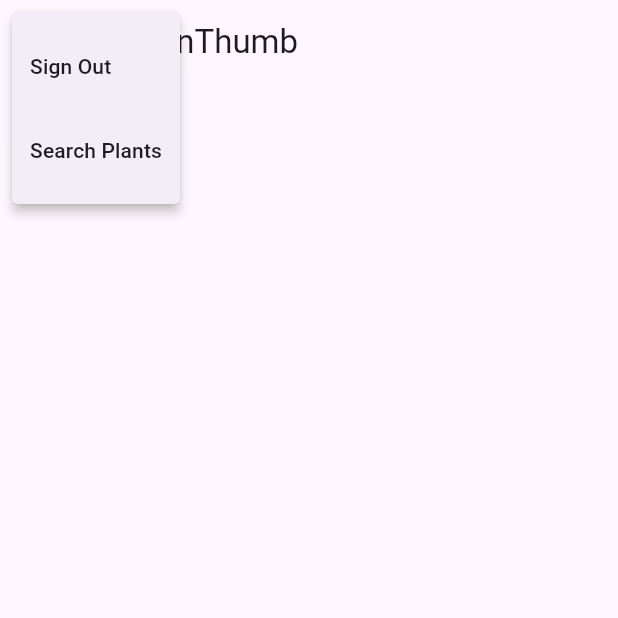
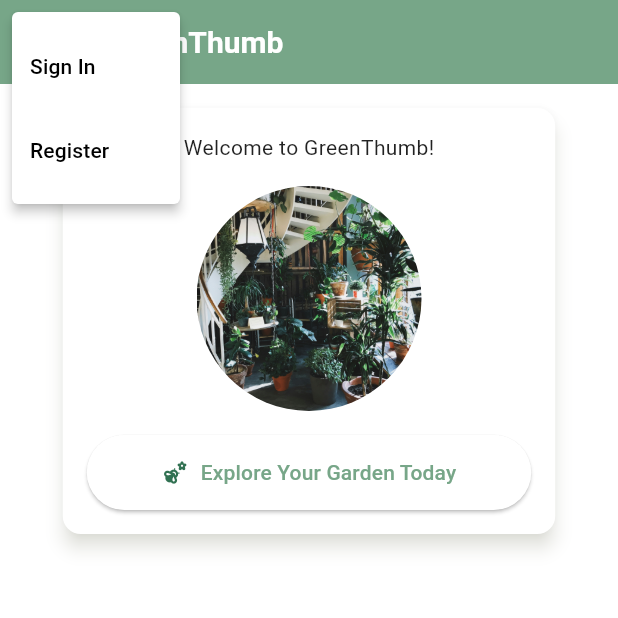
Before and after one commit to Probablymegs/GreenThumb, a Flutter app: the screen it shows after launch, after a tap on the "menu" icon, on a phone screen of 412 x 824 dp, the top half of it. Run offline on Flutter 3.47's test engine with Material 3 defaults, Android fonts, the phone set to English and light mode, and no system bars; our stand-ins replace cloud_firestore, firebase_auth, firebase_core, flutter_dotenv, flutter_local_notifications; accounts and stored records are empty.

Commit message:
added water schedule functionality, finalized the app

```diff
--- a/green_thumb/lib/main.dart
+++ b/green_thumb/lib/main.dart
@@ -1,11 +1,14 @@
 import 'package:firebase_auth/firebase_auth.dart';
 import 'package:flutter/material.dart';
 import 'package:firebase_core/firebase_core.dart';
+import 'package:green_thumb/pages/plant_profile.dart';
+import 'package:green_thumb/pages/plant_watering_page.dart';
 import 'package:green_thumb/pages/register_page.dart';
 import 'package:green_thumb/pages/search_plants.dart';
 import 'firebase_options.dart';
 import 'pages/login_page.dart';
 import 'package:flutter_dotenv/flutter_dotenv.dart';
+import 'package:green_thumb/themes/theme.dart';
 
 void main() async {
   WidgetsFlutterBinding.ensureInitialized();
@@ -26,6 +29,7 @@ class MainApp extends StatelessWidget {
       scaffoldMessengerKey: scaffoldMessengerKey,
       debugShowCheckedModeBanner: false,
       home: Root(),
+      theme: PlantTheme.theme,
     );
   }
 }
@@ -48,7 +52,35 @@ class RootState extends State<Root> {
             return PopupMenuButton<int>(
               icon: const Icon(Icons.menu),
               itemBuilder: (BuildContext context) {
-                if (snapshot.hasData && snapshot.data != null) {
+                if (snapshot.connectionState == ConnectionState.active &&
+                    snapshot.hasData) {
+                  return [
+                    const PopupMenuItem(
+                      value: 1,
+                      child: ListTile(
+                        title: Text('Sign Out'),
+                      ),
+                    ),
+                    const PopupMenuItem(
+                      value: 3,
+                      child: ListTile(
+                        title: Text('Search Plants'),
+                      ),
+                    ),
+                    const PopupMenuItem(
+                      value: 5,
+                      child: ListTile(
+                        title: Text('Virtual Garden'),
+                      ),
+                    ),
+                    const PopupMenuItem(
+                      value: 6,
+                      child: ListTile(
+                        title: Text('Watering Schedule'),
+                      ),
+                    ),
+                  ];
+                } else {
                   return [
                     const PopupMenuItem(
                       value: 2,
@@ -63,32 +95,17 @@ class RootState extends State<Root> {
                       ),
                     ),
                   ];
-                } else {
-                  return [
-                    const PopupMenuItem(
-                      value: 1,
-                      child: ListTile(
-                        title: Text('Sign Out'),
-                      ),
-                    ),
-                    const PopupMenuItem(
-                      value: 3,
-                      child: ListTile(
-                        title: Text('Search Plants'),
-                      ),
-                    ),
-                  ];
                 }
               },
               onSelected: (value) {
-                if (value == 1) {
+                if (value == 2) {
                   Navigator.push(
                     context,
                     MaterialPageRoute(
-                      builder: (context) => LoginPage(),
+                      builder: (context) => const LoginPage(),
                     ),
                   );
-                } else if (value == 2) {
+                } else if (value == 1) {
                   _auth.signOut();
                 } else if (value == 3) {
                   Navigator.push(
@@ -101,7 +118,21 @@ class RootState extends State<Root> {
                   Navigator.push(
                     context,
                     MaterialPageRoute(
-                      builder: (context) => RegisterPage(),
+                      builder: (context) => const RegisterPage(),
+                    ),
+                  );
+                } else if (value == 5) {
+                  Navigator.push(
+                    context,
+                    MaterialPageRoute(
+                      builder: (context) => PlantProfile(),
+                    ),
+                  );
+                } else if (value == 6) {
+                  Navigator.push(
+                    context,
+                    MaterialPageRoute(
+                      builder: (context) => PlantWateringPage(),
                     ),
                   );
                 }
@@ -111,7 +142,65 @@ class RootState extends State<Root> {
         ),
         title: const Text('GreenThumb'),
       ),
-      body: const Center(),
+      body: SingleChildScrollView(
+        child: Container(
+          color: Theme.of(context).colorScheme.background,
+          child: Center(
+            child: Card(
+              margin: const EdgeInsets.all(16.0),
+              child: Column(
+                mainAxisSize: MainAxisSize.min,
+                children: [
+                  const Padding(
+                    padding: EdgeInsets.all(16.0),
+                    child: Text('Welcome to GreenThumb!'),
+                  ),
+                  ClipOval(
+                    child: Image.asset(
+                      'assets/images/greenthumb.jpg',
+                      width: 150,
+                      height: 150,
+                      fit: BoxFit.cover,
+                    ),
+                  ),
+                  Padding(
+                    padding: const EdgeInsets.all(16.0),
+                    child: ElevatedButton.icon(
+                      icon: const Icon(Icons.emoji_nature_rounded,
+                          color: Color.fromARGB(255, 49, 113, 82)),
+                      label: const Text('Explore Your Garden Today'),
+                      onPressed: () async {
+                        // Check if the user is signed in
+                        var user = FirebaseAuth.instance.currentUser;
+                        if (user == null) {
+                          Navigator.push(
+                            context,
+                            MaterialPageRoute(
+                                builder: (context) => const LoginPage()),
+                          );
+                        } else {
+                          Navigator.push(
+                            context,
+                            MaterialPageRoute(
+                                builder: (context) => PlantProfile()),
+                          );
+                        }
+                      },
+                      style: ElevatedButton.styleFrom(
+                        shape: RoundedRectangleBorder(
+                          borderRadius: BorderRadius.circular(30.0),
+                        ),
+                        padding: const EdgeInsets.symmetric(
+                            horizontal: 50, vertical: 15),
+                      ),
+                    ),
+                  ),
+                ],
+              ),
+            ),
+          ),
+        ),
+      ),
     );
   }
 }
--- /dev/null
+++ b/green_thumb/lib/themes/theme.dart
@@ -0,0 +1,49 @@
+import 'package:flutter/material.dart';
+
+class PlantTheme {
+  static ThemeData get theme {
+    return ThemeData(
+      brightness: Brightness.light,
+      primaryColor: const Color(0xFF77A688),
+      colorScheme: const ColorScheme.light(
+        primary: Color(0xFF77A688),
+        secondary: Color(0xFFC8CBAF),
+        onPrimary: Colors.white,
+      ),
+      appBarTheme: const AppBarTheme(
+        backgroundColor: Color(0xFF77A688),
+        titleTextStyle: TextStyle(
+            color: Colors.white, fontSize: 20.0, fontWeight: FontWeight.bold),
+      ),
+      textTheme: const TextTheme(
+        bodyMedium: TextStyle(color: Colors.black87),
+        bodySmall: TextStyle(color: Color(0xFF4A5240)),
+      ),
+      buttonTheme: const ButtonThemeData(
+        buttonColor: Color(0xFF77A688),
+        textTheme: ButtonTextTheme.primary,
+      ),
+      cardTheme: CardTheme(
+        color: Colors.white,
+        shadowColor: const Color(0xFFC8CBAF).withOpacity(0.5),
+        elevation: 5,
+      ),
+      inputDecorationTheme: const InputDecorationTheme(
+        border: OutlineInputBorder(),
+        enabledBorder: OutlineInputBorder(
+          borderSide: BorderSide(color: Color(0xFF77A688)),
+        ),
+        focusedBorder: OutlineInputBorder(
+          borderSide: BorderSide(color: Color(0xFF77A688)),
+        ),
+        labelStyle: TextStyle(color: Color(0xFF4A5240)),
+      ),
+      iconTheme: const IconThemeData(
+        color: Color(0xFF77A688),
+      ),
+      floatingActionButtonTheme: const FloatingActionButtonThemeData(
+        backgroundColor: Color(0xFF77A688),
+      ),
+    );
+  }
+}
```
Also changed, not shown: green_thumb/lib/models/water_schedule.dart (added, +11 -0 lines), green_thumb/lib/pages/plant_profile.dart (+76 -22 lines), green_thumb/lib/pages/plant_watering_page.dart (added, +79 -0 lines), green_thumb/lib/pages/water_schedule_page.dart (added, +73 -0 lines), green_thumb/lib/services/database.dart (+120 -0 lines), green_thumb/pubspec.yaml (+18 -13 lines), green_thumb/assets/images/greenthumb.jpg (added), 1 other file.
